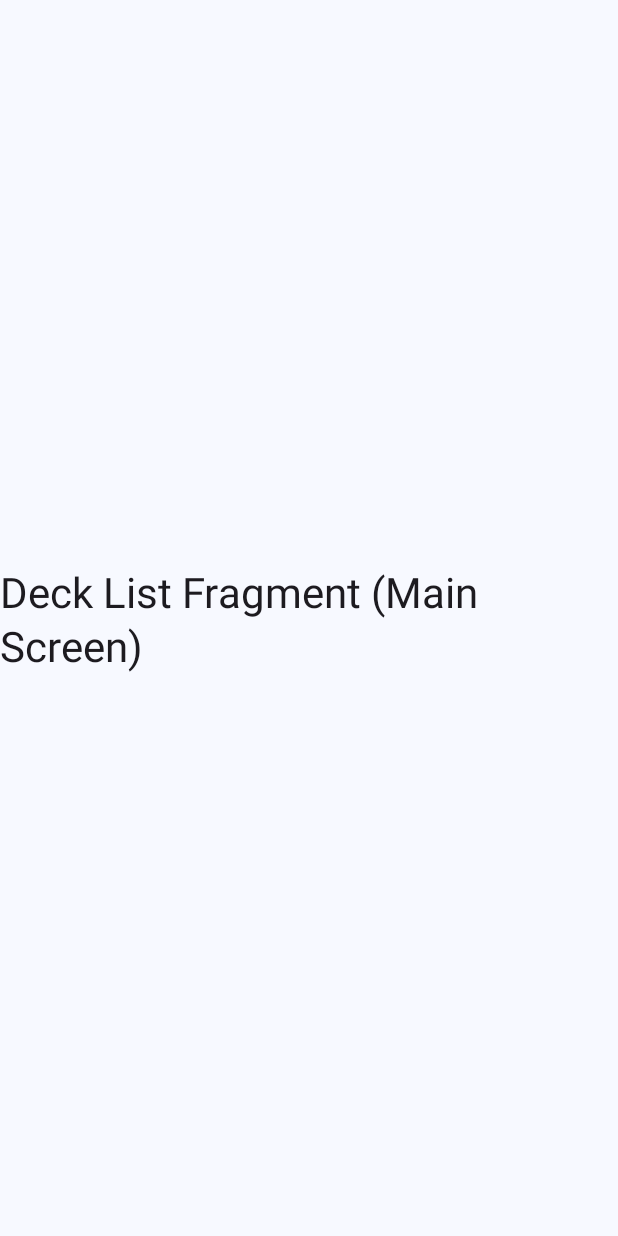
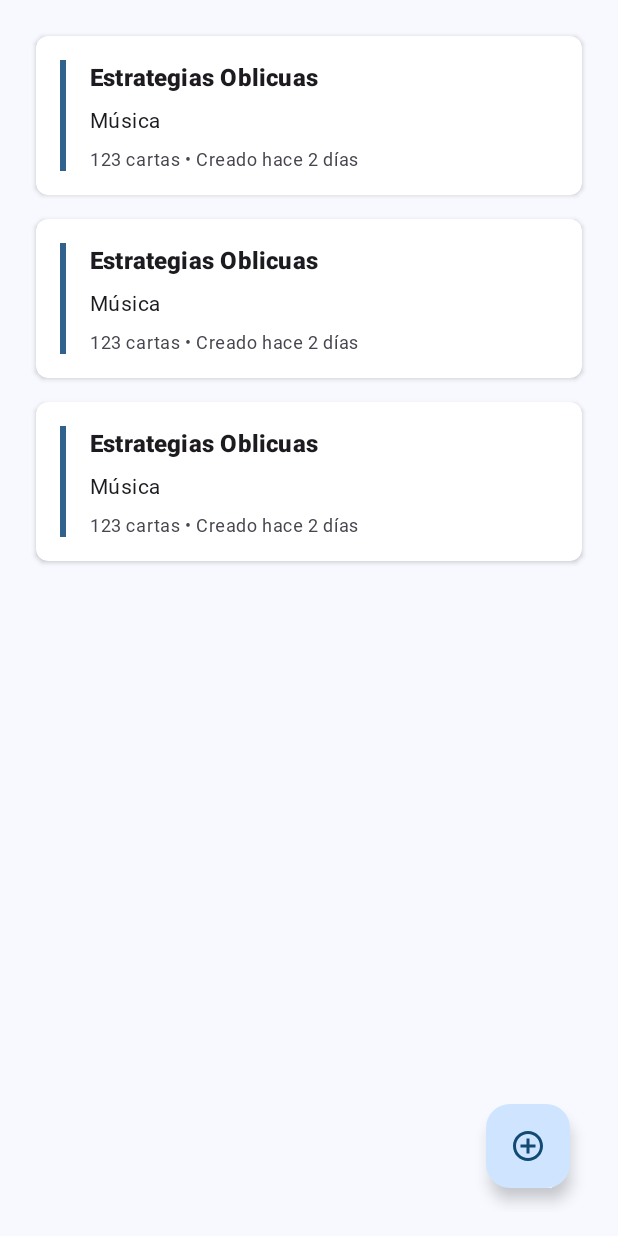
Before and after one commit to lmendezrodriguez/pfc-dam-kairoscope, an Android app: the layout fragment_deck_list.xml on its own in the app's theme, with its tools: preview values and no code run, on a phone screen of 412 x 824 dp. Run offline under Robolectric (Android 15) with nearby library versions, the phone set to English and light mode, and no system bars.

Commit message:
week5: add DeckListAdapter for RecyclerView deck items

```diff
--- /dev/null
+++ b/android_app/app/src/main/res/drawable/ic_add.xml
@@ -0,0 +1,5 @@
+<vector xmlns:android="http://schemas.android.com/apk/res/android" android:height="24dp" android:tint="#000000" android:viewportHeight="24" android:viewportWidth="24" android:width="24dp">
+
+    <path android:fillColor="@android:color/white" android:pathData="M13,7h-2v4L7,11v2h4v4h2v-4h4v-2h-4L13,7zM12,2C6.48,2 2,6.48 2,12s4.48,10 10,10 10,-4.48 10,-10S17.52,2 12,2zM12,20c-4.41,0 -8,-3.59 -8,-8s3.59,-8 8,-8 8,3.59 8,8 -3.59,8 -8,8z"/>
+
+</vector>
--- a/android_app/app/src/main/res/layout/fragment_deck_list.xml
+++ b/android_app/app/src/main/res/layout/fragment_deck_list.xml
@@ -5,16 +5,74 @@
     xmlns:tools="http://schemas.android.com/tools"
     android:layout_width="match_parent"
     android:layout_height="match_parent"
-    tools:context=".view.fragment.DeckListFragment" >
+    android:padding="16dp"
+    tools:context=".view.fragment.DeckListFragment">
 
-    <TextView
-        android:layout_width="wrap_content"
-        android:layout_height="wrap_content"
-        android:text="Deck List Fragment (Main Screen)"
-        android:textAppearance="@style/TextAppearance.Material3.HeadlineMedium"
+    <!-- RecyclerView para la lista de barajas -->
+    <androidx.recyclerview.widget.RecyclerView
+        android:id="@+id/recyclerViewDecks"
+        android:layout_width="0dp"
+        android:layout_height="0dp"
+        android:clipToPadding="false"
+        android:paddingBottom="80dp"
+        app:layoutManager="androidx.recyclerview.widget.LinearLayoutManager"
         app:layout_constraintTop_toTopOf="parent"
         app:layout_constraintBottom_toBottomOf="parent"
         app:layout_constraintStart_toStartOf="parent"
-        app:layout_constraintEnd_toEndOf="parent"/>
+        app:layout_constraintEnd_toEndOf="parent"
+        tools:listitem="@layout/item_deck" />
+
+    <!-- Estado vacío -->
+    <LinearLayout
+        android:id="@+id/layoutEmptyState"
+        android:layout_width="wrap_content"
+        android:layout_height="wrap_content"
+        android:orientation="vertical"
+        android:gravity="center"
+        android:visibility="gone"
+        app:layout_constraintTop_toTopOf="parent"
+        app:layout_constraintBottom_toBottomOf="parent"
+        app:layout_constraintStart_toStartOf="parent"
+        app:layout_constraintEnd_toEndOf="parent">
+
+        <TextView
+            android:layout_width="wrap_content"
+            android:layout_height="wrap_content"
+            android:text="No tienes barajas aún"
+            android:textAppearance="?attr/textAppearanceHeadlineSmall"
+            android:gravity="center" />
+
+        <TextView
+            android:layout_width="wrap_content"
+            android:layout_height="wrap_content"
+            android:layout_marginTop="8dp"
+            android:text="Crea tu primera baraja de estrategias"
+            android:textAppearance="?attr/textAppearanceBodyLarge"
+            android:gravity="center" />
+
+    </LinearLayout>
+
+    <!-- FAB para crear nueva baraja -->
+    <com.google.android.material.floatingactionbutton.FloatingActionButton
+        android:id="@+id/fabCreateDeck"
+        android:layout_width="wrap_content"
+        android:layout_height="wrap_content"
+        android:layout_margin="16dp"
+        android:src="@drawable/ic_add"
+        android:contentDescription="Crear nueva baraja"
+        app:layout_constraintBottom_toBottomOf="parent"
+        app:layout_constraintEnd_toEndOf="parent" />
+
+    <!-- ProgressBar -->
+    <com.google.android.material.progressindicator.CircularProgressIndicator
+        android:id="@+id/progressBar"
+        android:layout_width="wrap_content"
+        android:layout_height="wrap_content"
+        android:indeterminate="true"
+        android:visibility="gone"
+        app:layout_constraintBottom_toBottomOf="parent"
+        app:layout_constraintEnd_toEndOf="parent"
+        app:layout_constraintStart_toStartOf="parent"
+        app:layout_constraintTop_toTopOf="parent" />
 
 </androidx.constraintlayout.widget.ConstraintLayout>
--- /dev/null
+++ b/android_app/app/src/main/res/layout/item_deck.xml
@@ -0,0 +1,67 @@
+<?xml version="1.0" encoding="utf-8"?>
+<androidx.cardview.widget.CardView
+    xmlns:android="http://schemas.android.com/apk/res/android"
+    xmlns:app="http://schemas.android.com/apk/res-auto"
+    xmlns:tools="http://schemas.android.com/tools"
+    android:layout_width="match_parent"
+    android:layout_height="wrap_content"
+    android:layout_margin="8dp"
+    app:cardCornerRadius="8dp"
+    app:cardElevation="2dp">
+
+    <androidx.constraintlayout.widget.ConstraintLayout
+        android:layout_width="match_parent"
+        android:layout_height="wrap_content"
+        android:padding="16dp">
+
+        <!-- Color indicator -->
+        <View
+            android:id="@+id/viewColorIndicator"
+            android:layout_width="4dp"
+            android:layout_height="0dp"
+            android:background="#31628D"
+            app:layout_constraintTop_toTopOf="parent"
+            app:layout_constraintBottom_toBottomOf="parent"
+            app:layout_constraintStart_toStartOf="parent" />
+
+        <!-- Deck name -->
+        <TextView
+            android:id="@+id/textViewDeckName"
+            android:layout_width="0dp"
+            android:layout_height="wrap_content"
+            android:layout_marginStart="16dp"
+            android:textAppearance="?attr/textAppearanceTitleMedium"
+            android:textStyle="bold"
+            app:layout_constraintTop_toTopOf="parent"
+            app:layout_constraintStart_toEndOf="@+id/viewColorIndicator"
+            app:layout_constraintEnd_toEndOf="parent"
+            tools:text="Estrategias Oblicuas" />
+
+        <!-- Discipline -->
+        <TextView
+            android:id="@+id/textViewDiscipline"
+            android:layout_width="0dp"
+            android:layout_height="wrap_content"
+            android:layout_marginTop="8dp"
+            android:textAppearance="?attr/textAppearanceBodyMedium"
+            app:layout_constraintTop_toBottomOf="@+id/textViewDeckName"
+            app:layout_constraintStart_toStartOf="@+id/textViewDeckName"
+            app:layout_constraintEnd_toEndOf="parent"
+            tools:text="Música" />
+
+        <!-- Card count and date -->
+        <TextView
+            android:id="@+id/textViewCardCount"
+            android:layout_width="0dp"
+            android:layout_height="wrap_content"
+            android:layout_marginTop="8dp"
+            android:textAppearance="?attr/textAppearanceBodySmall"
+            android:textColor="?android:attr/textColorSecondary"
+            app:layout_constraintTop_toBottomOf="@+id/textViewDiscipline"
+            app:layout_constraintStart_toStartOf="@+id/textViewDiscipline"
+            app:layout_constraintEnd_toEndOf="parent"
+            tools:text="123 cartas • Creado hace 2 días" />
+
+    </androidx.constraintlayout.widget.ConstraintLayout>
+
+</androidx.cardview.widget.CardView>
```
Also changed, not shown: android_app/app/src/main/java/com/lmr/kairoscope/adapters/DeckListAdapter.java (added, +115 -0 lines).
